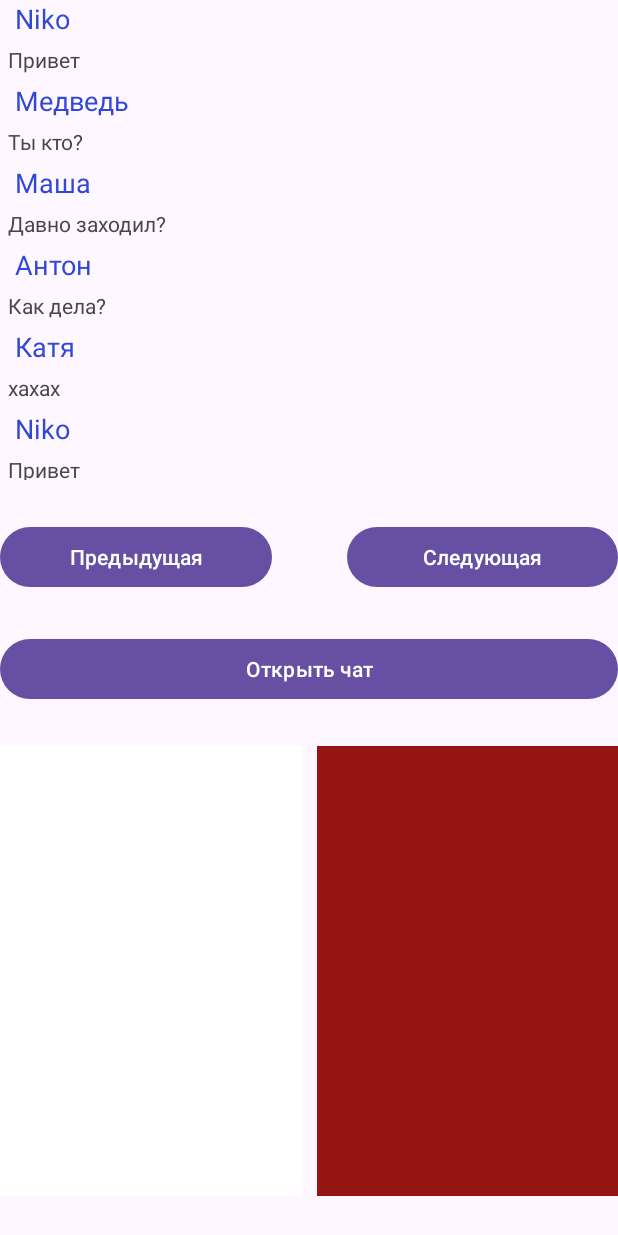
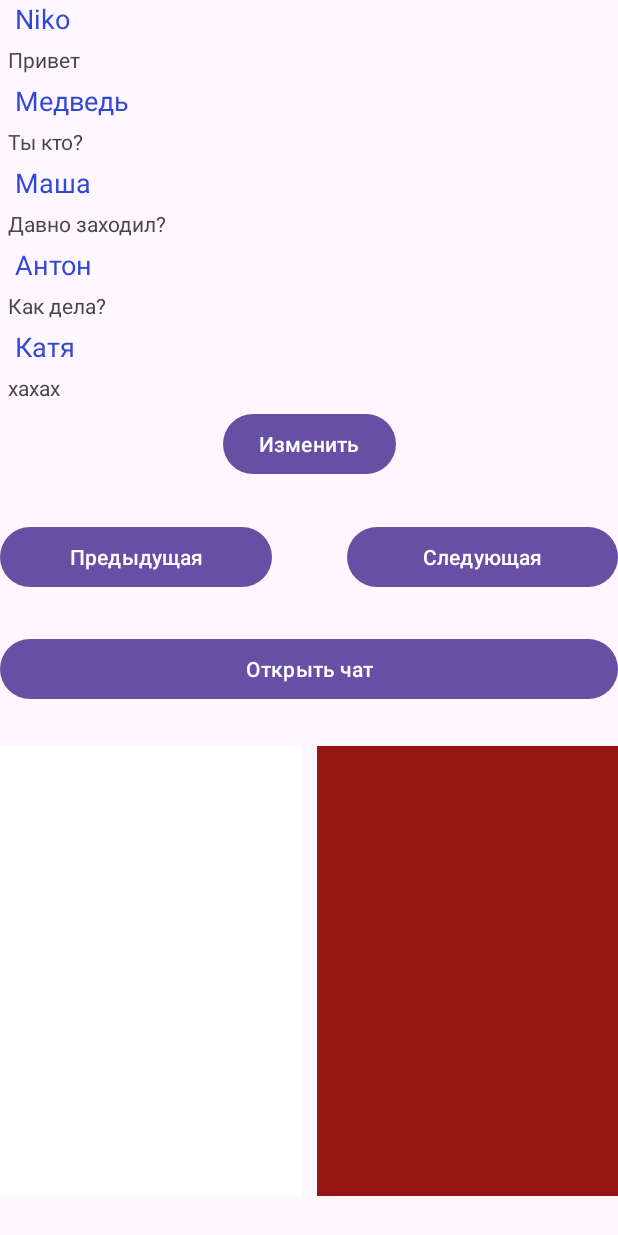
Before and after one commit to MrFixMan007/EM_Practice, an Android app: the screen it shows after launch (MainActivity), after a tap on "Открыть чат", on a phone screen of 412 x 824 dp. Run offline under Robolectric (Android 15) with nearby library versions, the phone set to English and light mode, and no system bars; 1 statement that could not run was skipped.

Commit message:
z4.4 diffUtil

```diff
--- /dev/null
+++ b/4androidsdk/app/src/main/java/ru/effectivem/a4androidsdk/z4chat/ui/ChatDiffUtilCallback.kt
@@ -0,0 +1,27 @@
+package ru.effectivem.a4androidsdk.z4chat.ui
+
+import androidx.recyclerview.widget.DiffUtil
+import ru.effectivem.a4androidsdk.z4chat.ui.model.ChatTitle
+
+class ChatDiffUtilCallback(
+    private val oldList: List<ChatTitle>,
+    private val newList: List<ChatTitle>,
+) : DiffUtil.Callback() {
+
+    override fun getOldListSize(): Int {
+        return oldList.size
+    }
+
+    override fun getNewListSize(): Int {
+        return newList.size
+    }
+
+    override fun areItemsTheSame(oldItemPosition: Int, newItemPosition: Int): Boolean {
+        return oldList[oldItemPosition].id == newList[newItemPosition].id
+    }
+
+    override fun areContentsTheSame(oldItemPosition: Int, newItemPosition: Int): Boolean {
+        return oldList[oldItemPosition] == newList[newItemPosition]
+    }
+
+}
--- a/4androidsdk/app/src/main/java/ru/effectivem/a4androidsdk/z4chat/ui/ChatFragment.kt
+++ b/4androidsdk/app/src/main/java/ru/effectivem/a4androidsdk/z4chat/ui/ChatFragment.kt
@@ -7,6 +7,7 @@ import android.view.ViewGroup
 import androidx.fragment.app.Fragment
 import androidx.recyclerview.widget.LinearLayoutManager
 import ru.effectivem.a4androidsdk.databinding.ChatFragmentBinding
+
 
 class ChatFragment : Fragment() {
     private val chatTitleAdapter = ChatTitleAdapter()
@@ -32,6 +33,9 @@ class ChatFragment : Fragment() {
             recyclerView.adapter = chatTitleAdapter
 
             chatTitleAdapter.setList(getChatTitleList())
+            btn.setOnClickListener {
+                chatTitleAdapter.setList(getNewChatTitleList())
+            }
         }
     }
 
--- a/4androidsdk/app/src/main/java/ru/effectivem/a4androidsdk/z4chat/ui/ChatTitleAdapter.kt
+++ b/4androidsdk/app/src/main/java/ru/effectivem/a4androidsdk/z4chat/ui/ChatTitleAdapter.kt
@@ -3,6 +3,7 @@ package ru.effectivem.a4androidsdk.z4chat.ui
 import android.view.LayoutInflater
 import android.view.View
 import android.view.ViewGroup
+import androidx.recyclerview.widget.DiffUtil
 import ru.effectivem.a4androidsdk.R
 import ru.effectivem.a4androidsdk.databinding.ChatTitleItemBinding
 import ru.effectivem.a4androidsdk.z4chat.ui.base.BaseAdapter
@@ -17,6 +18,19 @@ class ChatTitleAdapter : BaseAdapter<ChatTitle>() {
         )
     }
 
+    override fun setList(dataList: List<ChatTitle>) {
+        val newList = mutableListOf<ChatTitle>().apply {
+            addAll(dataList)
+        }
+
+        val diffCallback = ChatDiffUtilCallback(mDataList, newList)
+        val diffResult = DiffUtil.calculateDiff(diffCallback)
+
+        mDataList = newList.toMutableList()
+        hasItems = newList.isNotEmpty()
+        diffResult.dispatchUpdatesTo(this)
+    }
+
     class ViewHolder(itemView: View) :
         BaseViewHolder<ChatTitle>(itemView) {
         private val binding = ChatTitleItemBinding.bind(itemView)
--- a/4androidsdk/app/src/main/java/ru/effectivem/a4androidsdk/z4chat/ui/base/BaseAdapter.kt
+++ b/4androidsdk/app/src/main/java/ru/effectivem/a4androidsdk/z4chat/ui/base/BaseAdapter.kt
@@ -16,7 +16,7 @@ abstract class BaseAdapter<P> : RecyclerView.Adapter<BaseViewHolder<P>>() {
         this.mCallback = null
     }
 
-    fun setList(dataList: List<P>) {
+    open fun setList(dataList: List<P>) {
         mDataList.addAll(dataList)
         hasItems = true
         notifyDataSetChanged()
--- a/4androidsdk/app/src/main/res/layout/chat_fragment.xml
+++ b/4androidsdk/app/src/main/res/layout/chat_fragment.xml
@@ -1,11 +1,26 @@
 <?xml version="1.0" encoding="utf-8"?>
 <androidx.constraintlayout.widget.ConstraintLayout xmlns:android="http://schemas.android.com/apk/res/android"
+    xmlns:app="http://schemas.android.com/apk/res-auto"
     android:layout_width="match_parent"
     android:layout_height="match_parent">
 
     <androidx.recyclerview.widget.RecyclerView
         android:id="@+id/recyclerView"
         android:layout_width="match_parent"
-        android:layout_height="match_parent" />
+        android:layout_height="0dp"
+        app:layout_constraintBottom_toTopOf="@+id/btn"
+        app:layout_constraintEnd_toEndOf="parent"
+        app:layout_constraintStart_toStartOf="parent"
+        app:layout_constraintTop_toTopOf="parent" />
+
+    <Button
+        android:id="@+id/btn"
+        android:layout_width="wrap_content"
+        android:layout_height="wrap_content"
+        android:text="Изменить"
+        app:layout_constraintBottom_toBottomOf="parent"
+        app:layout_constraintEnd_toEndOf="parent"
+        app:layout_constraintStart_toStartOf="parent"
+        app:layout_constraintTop_toBottomOf="@+id/recyclerView" />
 
 </androidx.constraintlayout.widget.ConstraintLayout>
```
Also changed, not shown: 4androidsdk/app/src/main/java/ru/effectivem/a4androidsdk/z4chat/ui/MockCharRepository.kt (+59 -3 lines).
